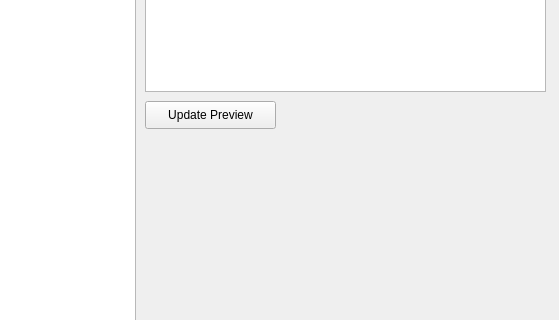
k61n/openhkl, file apps/NSXQt/ui/DialogConvolve.ui: the form before one commit; both pictures show x 585 to 1144 and y 219 to 539 of the 1144 by 760 pixel window.
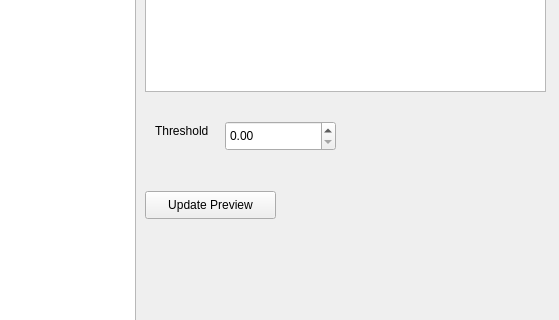
The form after the commit. Custom widgets are drawn as their Qt base class.

Diff of the .ui file:
```diff
--- a/apps/NSXQt/ui/DialogConvolve.ui
+++ b/apps/NSXQt/ui/DialogConvolve.ui
@@ -69,7 +69,7 @@
    <property name="geometry">
     <rect>
      <x>730</x>
-     <y>320</y>
+     <y>410</y>
      <width>131</width>
      <height>28</height>
     </rect>
@@ -78,6 +78,35 @@
     <string>Update Preview</string>
    </property>
   </widget>
+  <widget class="QLabel" name="label">
+   <property name="geometry">
+    <rect>
+     <x>740</x>
+     <y>340</y>
+     <width>66</width>
+     <height>20</height>
+    </rect>
+   </property>
+   <property name="text">
+    <string>Threshold</string>
+   </property>
+  </widget>
+  <widget class="QDoubleSpinBox" name="thresholdSpinBox">
+   <property name="geometry">
+    <rect>
+     <x>810</x>
+     <y>340</y>
+     <width>111</width>
+     <height>30</height>
+    </rect>
+   </property>
+   <property name="maximum">
+    <double>1000000.000000000000000</double>
+   </property>
+   <property name="singleStep">
+    <double>0.100000000000000</double>
+   </property>
+  </widget>
  </widget>
  <customwidgets>
   <customwidget>
```
